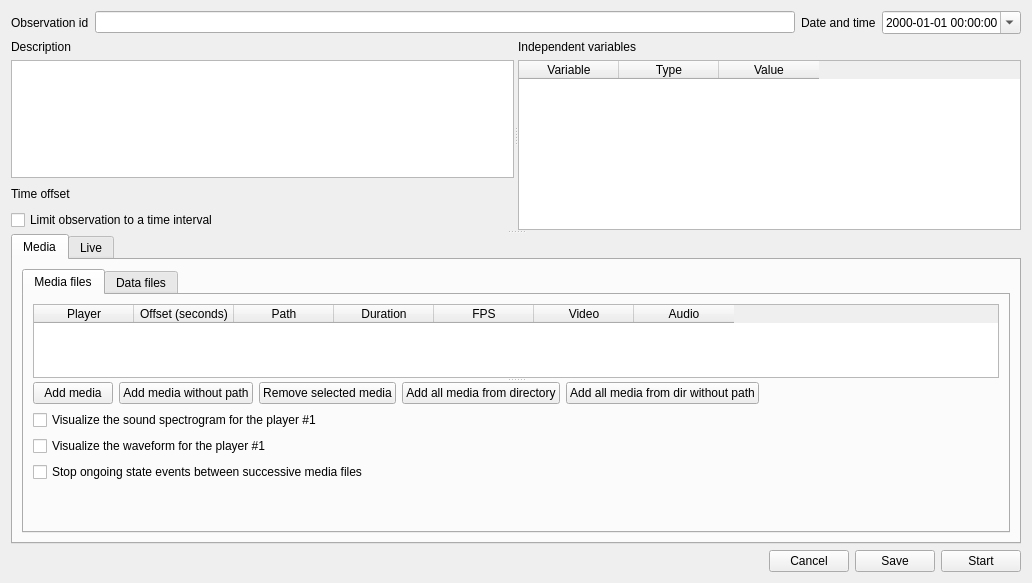
olivierfriard/BORIS, file boris/observation.ui: the form before one commit.
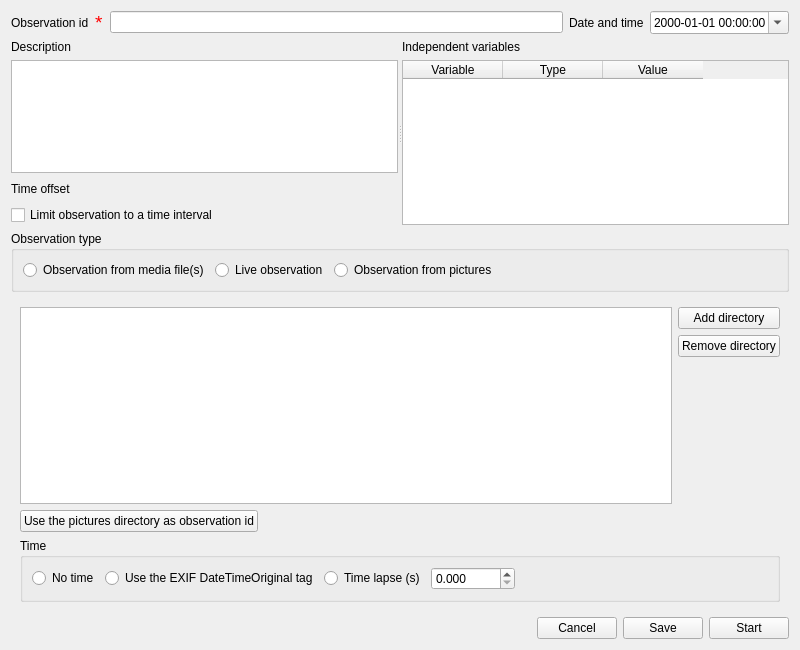
The form after the commit. The open tabs and pages were chosen to show the change.

```diff
--- a/boris/observation.ui
+++ b/boris/observation.ui
@@ -6,14 +6,14 @@
    <rect>
     <x>0</x>
     <y>0</y>
-    <width>1032</width>
-    <height>583</height>
+    <width>800</width>
+    <height>650</height>
    </rect>
   </property>
   <property name="windowTitle">
    <string>New observation</string>
   </property>
-  <layout class="QVBoxLayout" name="verticalLayout_12">
+  <layout class="QVBoxLayout" name="verticalLayout_6">
    <item>
     <layout class="QHBoxLayout" name="horizontalLayout_2">
      <item>
@@ -23,6 +23,21 @@
        </property>
       </widget>
      </item>
+     <item>
+      <widget class="QLabel" name="lb_star">
+       <property name="font">
+        <font>
+         <pointsize>14</pointsize>
+        </font>
+       </property>
+       <property name="styleSheet">
+        <string notr="true">color: red</string>
+       </property>
+       <property name="text">
+        <string>*</string>
+       </property>
+      </widget>
+     </item>
      <item>
       <widget class="QLineEdit" name="leObservationId"/>
      </item>
@@ -46,10 +61,6 @@
     </layout>
    </item>
    <item>
-    <widget class="QSplitter" name="splitter_2">
-     <property name="orientation">
-      <enum>Qt::Vertical</enum>
-     </property>
      <widget class="QSplitter" name="splitter">
       <property name="orientation">
        <enum>Qt::Horizontal</enum>
@@ -155,42 +166,65 @@
        </layout>
       </widget>
      </widget>
-     <widget class="QWidget" name="layoutWidget">
-      <layout class="QVBoxLayout" name="verticalLayout_9">
+   </item>
        <item>
-        <widget class="QTabWidget" name="tabProjectType">
+    <widget class="QGroupBox" name="gb_observation_type">
+     <property name="title">
+      <string>Observation type</string>
+     </property>
+     <layout class="QHBoxLayout" name="horizontalLayout_7">
+      <item>
+       <layout class="QHBoxLayout" name="horizontalLayout_4">
+        <item>
+         <widget class="QRadioButton" name="rb_media_files">
+          <property name="text">
+           <string>Observation from media file(s)</string>
+          </property>
+         </widget>
+        </item>
+        <item>
+         <widget class="QRadioButton" name="rb_live">
+          <property name="text">
+           <string>Live observation</string>
+          </property>
+         </widget>
+        </item>
+        <item>
+         <widget class="QRadioButton" name="rb_images">
          <property name="enabled">
           <bool>true</bool>
          </property>
-         <property name="maximumSize">
+          <property name="text">
+           <string>Observation from pictures</string>
+          </property>
+         </widget>
+        </item>
+        <item>
+         <spacer name="horizontalSpacer_4">
+          <property name="orientation">
+           <enum>Qt::Horizontal</enum>
+          </property>
+          <property name="sizeHint" stdset="0">
           <size>
-           <width>16777215</width>
-           <height>16777215</height>
-          </size>
-         </property>
-         <property name="tabShape">
-          <enum>QTabWidget::Rounded</enum>
-         </property>
+            <width>40</width>
+            <height>20</height>
+           </size>
+          </property>
+         </spacer>
+        </item>
+       </layout>
+      </item>
+     </layout>
+    </widget>
+   </item>
+   <item>
+    <widget class="QStackedWidget" name="sw_observation_type">
          <property name="currentIndex">
-          <number>0</number>
-         </property>
-         <property name="usesScrollButtons">
-          <bool>false</bool>
-         </property>
-         <property name="documentMode">
-          <bool>false</bool>
-         </property>
-         <property name="tabsClosable">
-          <bool>false</bool>
-         </property>
-         <property name="movable">
-          <bool>false</bool>
-         </property>
-         <widget class="QWidget" name="tabVideo">
-          <attribute name="title">
-           <string>Media</string>
-          </attribute>
-          <layout class="QVBoxLayout" name="verticalLayout_14">
+      <number>1</number>
+     </property>
+     <widget class="QWidget" name="page"/>
+     <widget class="QWidget" name="pg_media_files">
+      <layout class="QVBoxLayout" name="verticalLayout_7">
            <item>
             <widget class="QTabWidget" name="tabWidget">
              <property name="currentIndex">
@@ -200,25 +234,26 @@
               <attribute name="title">
                <string>Media files</string>
               </attribute>
-              <layout class="QVBoxLayout" name="verticalLayout_5">
+          <layout class="QVBoxLayout" name="verticalLayout">
                <item>
-                <widget class="QSplitter" name="splitter_3">
-                 <property name="orientation">
-                  <enum>Qt::Vertical</enum>
-                 </property>
-                 <widget class="QWidget" name="layoutWidget">
                   <layout class="QVBoxLayout" name="verticalLayout_3">
                    <item>
                     <widget class="QTableWidget" name="twVideo1">
                      <property name="editTriggers">
                       <set>QAbstractItemView::AnyKeyPressed|QAbstractItemView::DoubleClicked|QAbstractItemView::EditKeyPressed</set>
                      </property>
+               <property name="alternatingRowColors">
+                <bool>true</bool>
+               </property>
                      <property name="selectionMode">
                       <enum>QAbstractItemView::MultiSelection</enum>
                      </property>
                      <property name="selectionBehavior">
                       <enum>QAbstractItemView::SelectRows</enum>
                      </property>
+               <property name="textElideMode">
+                <enum>Qt::ElideNone</enum>
+               </property>
                      <column>
                       <property name="text">
                        <string>Player</string>
@@ -257,9 +292,7 @@
                     </widget>
                    </item>
                   </layout>
-                 </widget>
-                 <widget class="QWidget" name="layoutWidget">
-                  <layout class="QVBoxLayout" name="verticalLayout">
+           </item>
                    <item>
                     <layout class="QHBoxLayout" name="horizontalLayout_3">
                      <item>
@@ -269,13 +302,6 @@
                        </property>
                       </widget>
                      </item>
-                     <item>
-                      <widget class="QPushButton" name="pb_add_media_without_path">
-                       <property name="text">
-                        <string>Add media without path</string>
-                       </property>
-                      </widget>
-                     </item>
                      <item>
                       <widget class="QPushButton" name="pbRemoveVideo">
                        <property name="text">
@@ -283,20 +309,6 @@
                        </property>
                       </widget>
                      </item>
-                     <item>
-                      <widget class="QPushButton" name="pbAddMediaFromDir">
-                       <property name="text">
-                        <string>Add all media from directory</string>
-                       </property>
-                      </widget>
-                     </item>
-                     <item>
-                      <widget class="QPushButton" name="pb_add_all_media_from_dir_without_path">
-                       <property name="text">
-                        <string>Add all media from dir without path</string>
-                       </property>
-                      </widget>
-                     </item>
                      <item>
                       <spacer name="horizontalSpacer_6">
                        <property name="orientation">
@@ -312,6 +324,30 @@
                      </item>
                     </layout>
                    </item>
+           <item>
+            <layout class="QHBoxLayout" name="horizontalLayout_12">
+             <item>
+              <widget class="QPushButton" name="pb_use_media_file_name_as_obsid">
+               <property name="text">
+                <string>Use media file name as observation id</string>
+               </property>
+              </widget>
+             </item>
+             <item>
+              <spacer name="horizontalSpacer_8">
+               <property name="orientation">
+                <enum>Qt::Horizontal</enum>
+               </property>
+               <property name="sizeHint" stdset="0">
+                <size>
+                 <width>40</width>
+                 <height>20</height>
+                </size>
+               </property>
+              </spacer>
+             </item>
+            </layout>
+           </item>
                    <item>
                     <widget class="QCheckBox" name="cbVisualizeSpectrogram">
                      <property name="text">
@@ -333,26 +369,6 @@
                      </property>
                     </widget>
                    </item>
-                   <item>
-                    <spacer name="verticalSpacer">
-                     <property name="orientation">
-                      <enum>Qt::Vertical</enum>
-                     </property>
-                     <property name="sizeType">
-                      <enum>QSizePolicy::MinimumExpanding</enum>
-                     </property>
-                     <property name="sizeHint" stdset="0">
-                      <size>
-                       <width>20</width>
-                       <height>40</height>
-                      </size>
-                     </property>
-                    </spacer>
-                   </item>
-                  </layout>
-                 </widget>
-                </widget>
-               </item>
               </layout>
              </widget>
              <widget class="QWidget" name="tab_data_files">
@@ -365,7 +381,7 @@
                  <property name="orientation">
                   <enum>Qt::Vertical</enum>
                  </property>
-                 <widget class="QWidget" name="layoutWidget">
+             <widget class="QWidget" name="layoutWidget_4">
                   <layout class="QVBoxLayout" name="verticalLayout_15">
                    <item>
                     <widget class="QLabel" name="label_7">
@@ -428,7 +444,7 @@
                    </item>
                   </layout>
                  </widget>
-                 <widget class="QWidget" name="layoutWidget">
+             <widget class="QWidget" name="layoutWidget_5">
                   <layout class="QVBoxLayout" name="verticalLayout_16">
                    <item>
                     <layout class="QHBoxLayout" name="horizontalLayout_5">
@@ -439,13 +455,6 @@
                        </property>
                       </widget>
                      </item>
-                     <item>
-                      <widget class="QPushButton" name="pb_add_data_file_wo_path">
-                       <property name="text">
-                        <string>Add data file without path</string>
-                       </property>
-                      </widget>
-                     </item>
                      <item>
                       <widget class="QPushButton" name="pb_remove_data_file">
                        <property name="text">
@@ -505,11 +514,8 @@
            </item>
           </layout>
          </widget>
-         <widget class="QWidget" name="tabLive">
-          <attribute name="title">
-           <string>Live</string>
-          </attribute>
-          <layout class="QVBoxLayout" name="verticalLayout_10">
+     <widget class="QWidget" name="pg_live">
+      <layout class="QVBoxLayout" name="verticalLayout_4">
            <item>
             <layout class="QVBoxLayout" name="verticalLayout_8">
              <item>
@@ -597,6 +603,129 @@
            </item>
           </layout>
          </widget>
+     <widget class="QWidget" name="pg_images">
+      <layout class="QVBoxLayout" name="verticalLayout_5">
+       <item>
+        <layout class="QHBoxLayout" name="horizontalLayout_9">
+         <item>
+          <widget class="QListWidget" name="lw_images_directory"/>
+         </item>
+         <item>
+          <layout class="QVBoxLayout" name="verticalLayout_9">
+           <item>
+            <widget class="QPushButton" name="pb_add_directory">
+             <property name="text">
+              <string>Add directory</string>
+             </property>
+            </widget>
+           </item>
+           <item>
+            <widget class="QPushButton" name="pb_remove_directory">
+             <property name="text">
+              <string>Remove directory</string>
+             </property>
+            </widget>
+           </item>
+           <item>
+            <spacer name="verticalSpacer_3">
+             <property name="orientation">
+              <enum>Qt::Vertical</enum>
+             </property>
+             <property name="sizeHint" stdset="0">
+              <size>
+               <width>20</width>
+               <height>40</height>
+              </size>
+             </property>
+            </spacer>
+           </item>
+          </layout>
+         </item>
+        </layout>
+       </item>
+       <item>
+        <layout class="QHBoxLayout" name="horizontalLayout_13">
+         <item>
+          <widget class="QPushButton" name="pb_use_img_dir_as_obsid">
+           <property name="text">
+            <string>Use the pictures directory as observation id</string>
+           </property>
+          </widget>
+         </item>
+         <item>
+          <spacer name="horizontalSpacer_9">
+           <property name="orientation">
+            <enum>Qt::Horizontal</enum>
+           </property>
+           <property name="sizeHint" stdset="0">
+            <size>
+             <width>40</width>
+             <height>20</height>
+            </size>
+           </property>
+          </spacer>
+         </item>
+        </layout>
+       </item>
+       <item>
+        <widget class="QGroupBox" name="groupBox">
+         <property name="title">
+          <string>Time</string>
+         </property>
+         <layout class="QHBoxLayout" name="horizontalLayout_11">
+          <item>
+           <layout class="QHBoxLayout" name="horizontalLayout_10">
+            <item>
+             <widget class="QRadioButton" name="rb_no_time">
+              <property name="text">
+               <string>No time</string>
+              </property>
+             </widget>
+            </item>
+            <item>
+             <widget class="QRadioButton" name="rb_use_exif">
+              <property name="text">
+               <string>Use the EXIF DateTimeOriginal tag</string>
+              </property>
+             </widget>
+            </item>
+            <item>
+             <widget class="QRadioButton" name="rb_time_lapse">
+              <property name="text">
+               <string>Time lapse (s)</string>
+              </property>
+             </widget>
+            </item>
+            <item>
+             <widget class="QDoubleSpinBox" name="sb_time_lapse">
+              <property name="decimals">
+               <number>3</number>
+              </property>
+              <property name="maximum">
+               <double>86400.000000000000000</double>
+              </property>
+             </widget>
+            </item>
+            <item>
+             <spacer name="horizontalSpacer_5">
+              <property name="orientation">
+               <enum>Qt::Horizontal</enum>
+              </property>
+              <property name="sizeHint" stdset="0">
+               <size>
+                <width>40</width>
+                <height>20</height>
+               </size>
+              </property>
+             </spacer>
+            </item>
+           </layout>
+          </item>
+         </layout>
+        </widget>
+       </item>
+      </layout>
+     </widget>
         </widget>
        </item>
        <item>
@@ -636,10 +765,6 @@
           </widget>
          </item>
         </layout>
-       </item>
-      </layout>
-     </widget>
-    </widget>
    </item>
   </layout>
  </widget>
```
Lines whose indentation alone changed are shown as unchanged.
